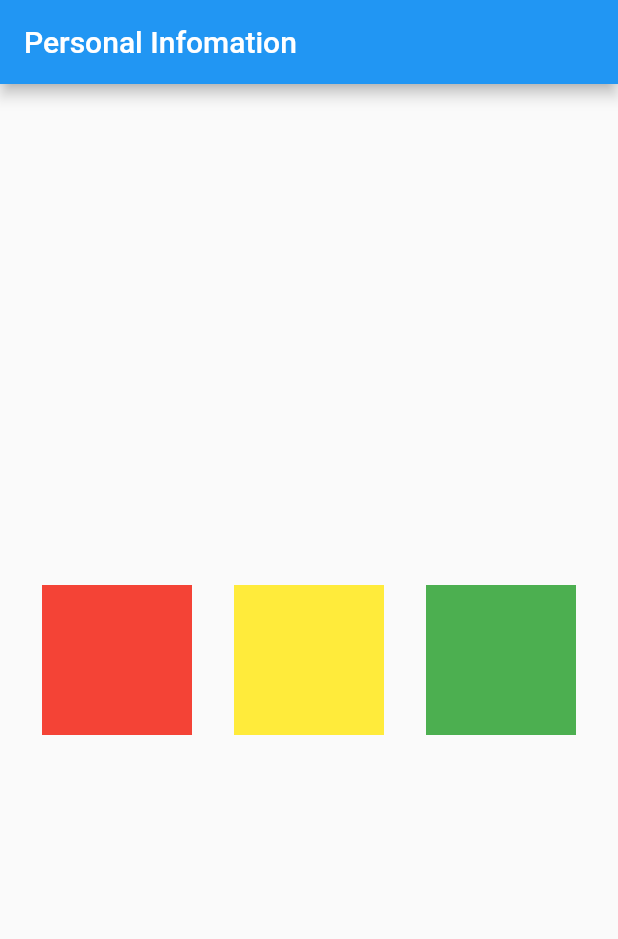
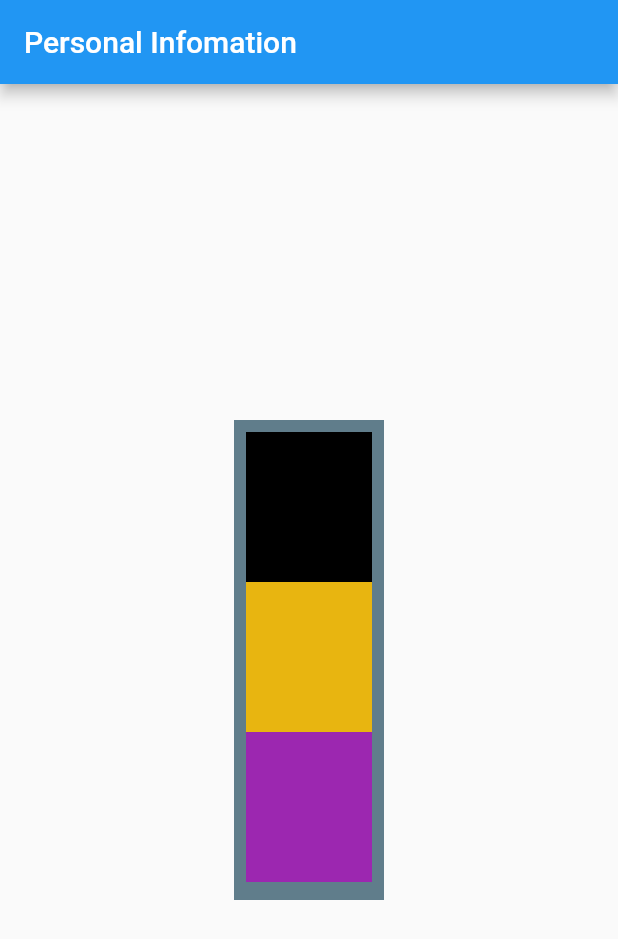
Before and after one commit to karkiayush/FlutterAppdev, a Flutter app: the screen it shows after launch, on a phone screen of 412 x 824 dp. Shown: the top 939 px of the screen. Run offline on Flutter 3.47's test engine with Material 2 defaults, Android fonts, the phone set to English and light mode, and no system bars.

Commit message:
Learned about the row and column and made some colorful container boxes from the use of the row and columns

```diff
--- a/lib/main.dart
+++ b/lib/main.dart
@@ -93,20 +93,48 @@ void main(List<String> args) {
   ));
 }
 
+// ignore: use_key_in_widget_constructors
 class Homepage extends StatelessWidget {
+  // ignore: annotate_overrides
   Widget build(BuildContext context) {
     return Scaffold(
       // ignore: prefer_const_constructors
       appBar: AppBar(title: Text("Personal Infomation")),
 
-      body: Center(
-        child: Row(
+      // ignore: avoid_unnecessary_containers
+      body: Padding(
+        padding: const EdgeInsets.all(10.0),
+
+        // To move the container in any position, we need to use the wrap container with Allign widget
+        child: Align(
+          // alignment: AlignmentGeometry.,
+          child: Container(
+            // This line of codes gives the whole screen to the Row
+            height: 320,
+            width: 100,
+
+            // So if we give the color to the container then whole background color will be black
+            color: Colors
+                .blueGrey, //IF we comment out the above media query syntax then only the first row's background color will be greyish
+
+            child: Padding(
+              padding: const EdgeInsets.all(8.0),
+              child: Column(
                 // "spacebetween" : creates the gap between the container box, but don't leaves the space between the border and side containers
 
                 //spacearound : spacebetween + space in the side container as well
 
                 //spaceEvenly : leaves equal space between the all of the containers
-          mainAxisAlignment: MainAxisAlignment.spaceEvenly,
+                mainAxisAlignment: MainAxisAlignment.start,
+
+                /*THE BELOW CROSS AXIS ALLIGNMENT FOR CENTER AND END DOESN'T WORK SINCE THE ROW WILL BE APPLIED ONLY FOR THE TOP OF THE TOP OF THE SCAFFOLD WHEN WE DON'T WRAP THE ROW WITH CENTER */
+
+                // crossAxisAlignment: CrossAxisAlignment.end,
+
+                // crossAxisAlignment: CrossAxisAlignment.center,
+
+                crossAxisAlignment: CrossAxisAlignment.center,
+
                 children: [
                   // First container
                   Container(
@@ -114,7 +142,7 @@ class Homepage extends StatelessWidget {
                     padding: EdgeInsets.all(0),
                     height: 100,
                     width: 100,
-              color: Colors.red,
+                    color: Colors.black,
                   ),
 
                   // Second container
@@ -123,7 +151,7 @@ class Homepage extends StatelessWidget {
                     padding: EdgeInsets.all(0),
                     height: 100,
                     width: 100,
-              color: Colors.yellow,
+                    color: Color.fromARGB(255, 232, 181, 16),
                   ),
 
                   // Third container
@@ -132,9 +160,12 @@ class Homepage extends StatelessWidget {
                     padding: EdgeInsets.all(0),
                     height: 100,
                     width: 100,
-              color: Colors.green,
+                    color: Colors.purple,
                   ),
                 ],
+              ),
+            ),
+          ),
         ),
       ),
     );
```
Lines whose indentation alone changed are shown as unchanged.
